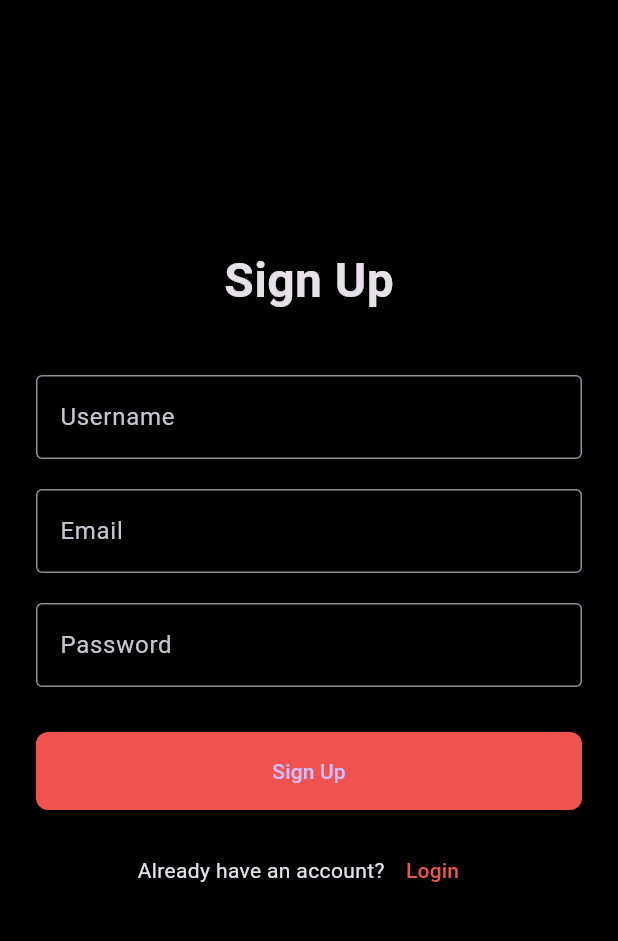
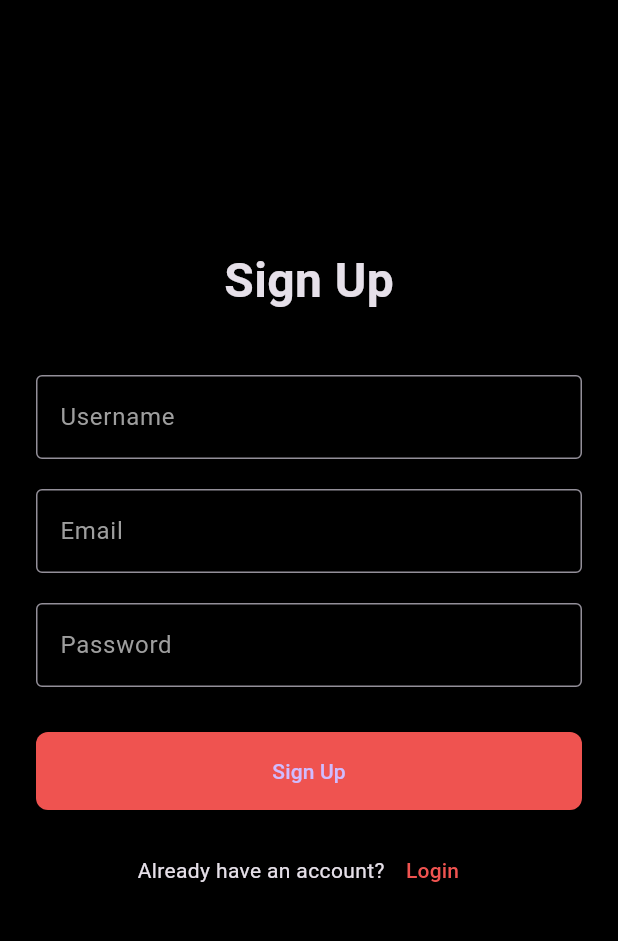
Before and after one commit to ahmedsilinii/tiktok-clone, a Flutter app: the screen it shows after launch, after a tap on "Sign Up", on a phone screen of 412 x 824 dp, the part 84-1025 px from its top. Run offline on Flutter 3.47's test engine with Material 3 defaults, Android fonts, the phone set to English and light mode, and no system bars; our stand-ins replace cloud_firestore, firebase_auth, firebase_storage, flutter_riverpod; accounts and stored records are empty; network calls fail.

Commit message:
added provider scope and a few changes in text input field and ndk version

```diff
--- a/lib/main.dart
+++ b/lib/main.dart
@@ -1,9 +1,14 @@
 import 'package:flutter/material.dart';
+import 'package:flutter_riverpod/flutter_riverpod.dart';
 import 'package:tiktok_clone/core/constants/constants.dart';
 import 'package:tiktok_clone/views/screens/auth/login_screen.dart';
 
 void main() {
-  runApp(const MainApp());
+  runApp(
+    ProviderScope(
+      child: const MainApp(),
+    ),
+  );
 }
 
 class MainApp extends StatelessWidget {
--- a/lib/views/widgets/text_input_field.dart
+++ b/lib/views/widgets/text_input_field.dart
@@ -1,4 +1,5 @@
 import 'package:flutter/material.dart';
+import 'package:tiktok_clone/core/constants/constants.dart';
 
 class TextInputField extends StatelessWidget {
   final String labelText;
@@ -20,7 +21,11 @@ class TextInputField extends StatelessWidget {
       controller: controller,
       decoration: InputDecoration(
         labelText: labelText,
-        border: const OutlineInputBorder(),
+        focusedBorder: OutlineInputBorder(
+          borderSide: BorderSide(color: AppColors.borderColor, width: 2.0),
+        ),
+        border: OutlineInputBorder(),
+        labelStyle: TextStyle(color: AppColors.borderColor),
       ),
       obscureText: obscureText,
       keyboardType: keyboardType,
```
Also changed, not shown: 1 other file.
